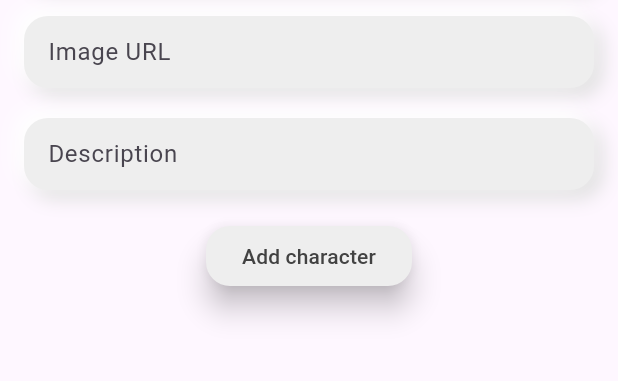
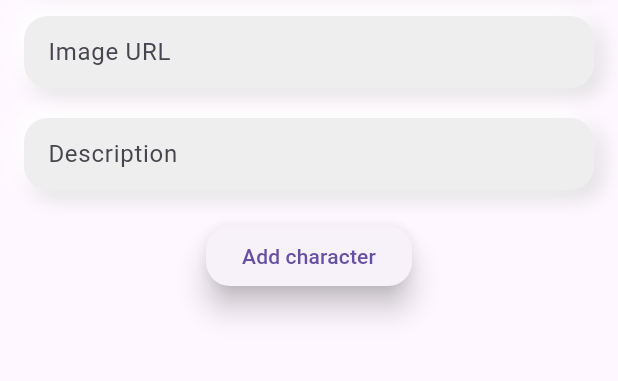
Before and after one commit to RomanDevelop/standard_flutter_app, a Flutter app: the AddCharacterView screen opened directly, on a phone screen of 412 x 824 dp, the part 110-491 px from its top. Run offline on Flutter 3.47's test engine with Material 3 defaults, Android fonts, the phone set to English and light mode, and no system bars; our stand-ins replace cached_network_image, device_info_plus, dio, flutter_bloc, flutter_secure_storage, freezed_annotation and 10 more; missing offline and left inert: adaptive_layout, android_id, worker_manager; accounts and stored records are empty; generated files the repository leaves out were written again; statements that could not run were skipped.

Commit message:
a few things corrected

```diff
--- a/lib/feature/add_character/add_character_page.dart
+++ b/lib/feature/add_character/add_character_page.dart
@@ -187,8 +187,8 @@ class AddCharacterButtonWidget extends StatelessWidget {
     return ElevatedButton(
       onPressed: onPressed,
       style: ElevatedButton.styleFrom(
-        primary: Colors.grey[200],
-        onPrimary: Colors.grey[800],
+        // primary: Colors.grey[200],
+        // onPrimary: Colors.grey[800],
         elevation: 8,
         shape: RoundedRectangleBorder(
           borderRadius: BorderRadius.circular(16),
--- a/pubspec.yaml
+++ b/pubspec.yaml
@@ -12,7 +12,7 @@ dependencies:
   cached_network_image: 3.3.0
   cached_repository:
     path: ./package/cached_repository
-  collection: ^1.18.0
+  collection: ^1.17.0
   cupertino_icons: 1.0.2
   device_info_plus: 9.0.3
   dio: 4.0.6
```
Also changed, not shown: pubspec.lock, 5 other files.
